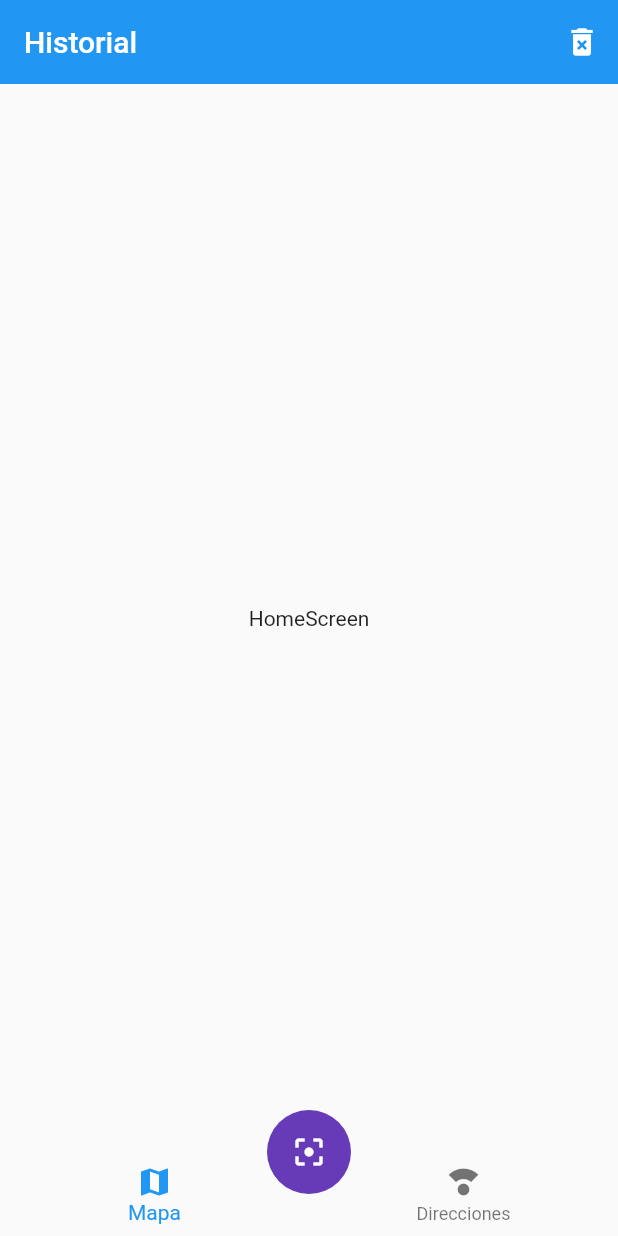
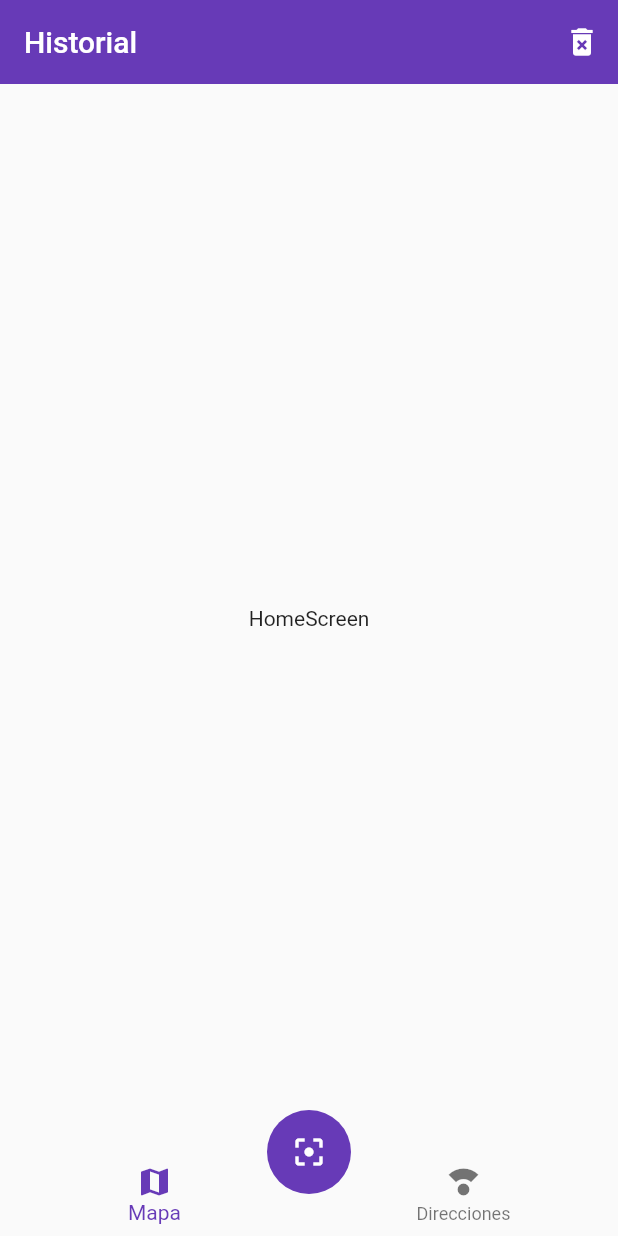
Before and after one commit to AngelJara7/qrreader, a Flutter app: the screen it shows after launch, on a phone screen of 412 x 824 dp. Run offline on Flutter 3.47's test engine with Material 2 defaults, Android fonts, the phone set to English and light mode, and no system bars.

Commit message:
cambiando color de la aplicación

```diff
--- a/lib/main.dart
+++ b/lib/main.dart
@@ -7,19 +7,24 @@ void main() => runApp(const MyApp());
 class MyApp extends StatelessWidget {
   const MyApp({super.key});
 
+
   @override
   Widget build(BuildContext context) {
+
     return MaterialApp(
       debugShowCheckedModeBanner: false,
-      title: 'QR Reader',
-      initialRoute: "home",
+      title: 'QRReader',
+      initialRoute: 'home',
       routes: {
-        "home": (_) => HomePage(),
-        "mapa": (_) => MapaPage()
+        'home' : (BuildContext context) => const HomePage(),
+        'mapa' : (BuildContext context) => const MapaPage()
       },
       theme: ThemeData(
-        primaryColor: Colors.deepPurple,
-        floatingActionButtonTheme: FloatingActionButtonThemeData(
+        colorScheme: const ColorScheme.light().copyWith(
+          primary: Colors.deepPurple
+        ),
+
+        floatingActionButtonTheme: const FloatingActionButtonThemeData(
           backgroundColor: Colors.deepPurple
         )
       ),
--- a/lib/pages/home_page.dart
+++ b/lib/pages/home_page.dart
@@ -11,19 +11,19 @@ class HomePage extends StatelessWidget {
     return Scaffold(
       appBar: AppBar(
         elevation: 0,
-        title: Text("Historial"),
+        title: const Text("Historial"),
         actions: [
           IconButton(
-            icon: Icon(Icons.delete_forever),
+            icon: const Icon(Icons.delete_forever),
             onPressed: () {},
           )
         ],
       ),
-      body: Center(
+      body: const Center(
          child: Text('HomeScreen'),
       ),
-      bottomNavigationBar: CustomNavigationBar(),
-      floatingActionButton: ScanButton(),
+      bottomNavigationBar: const CustomNavigationBar(),
+      floatingActionButton: const ScanButton(),
       floatingActionButtonLocation: FloatingActionButtonLocation.centerDocked,
     );
   }
--- a/lib/widgets/custom_navigatiorbar.dart
+++ b/lib/widgets/custom_navigatiorbar.dart
@@ -8,7 +8,7 @@ class CustomNavigationBar extends StatelessWidget {
     return BottomNavigationBar(
       currentIndex: 0,
       elevation: 0,
-      items: [
+      items: const [
         BottomNavigationBarItem(
           icon: Icon(Icons.map),
           label: "Mapa"
--- a/lib/widgets/scan_button.dart
+++ b/lib/widgets/scan_button.dart
@@ -7,7 +7,7 @@ class ScanButton extends StatelessWidget {
   Widget build(BuildContext context) {
     return FloatingActionButton(
       elevation: 0,
-      child: const Icon(Icons.filter_center_focus),
+      child: const Icon(Icons.filter_center_focus, color: Colors.white,),
       onPressed: () {},
     );
   }
```
Also changed, not shown: pubspec.lock.
